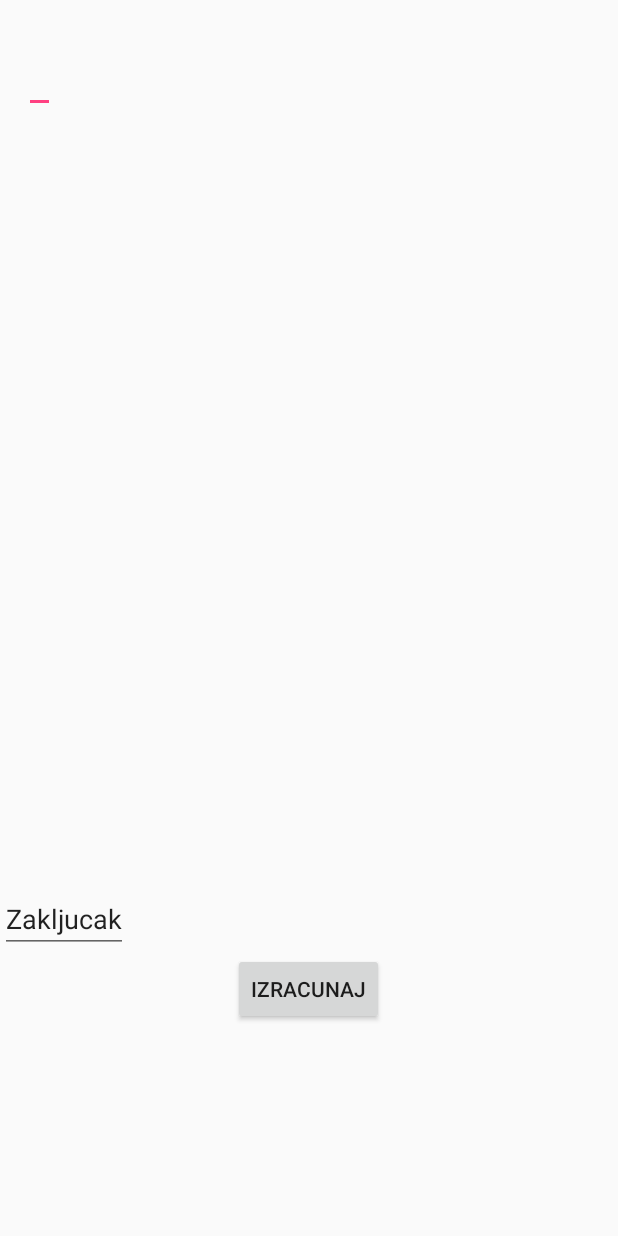
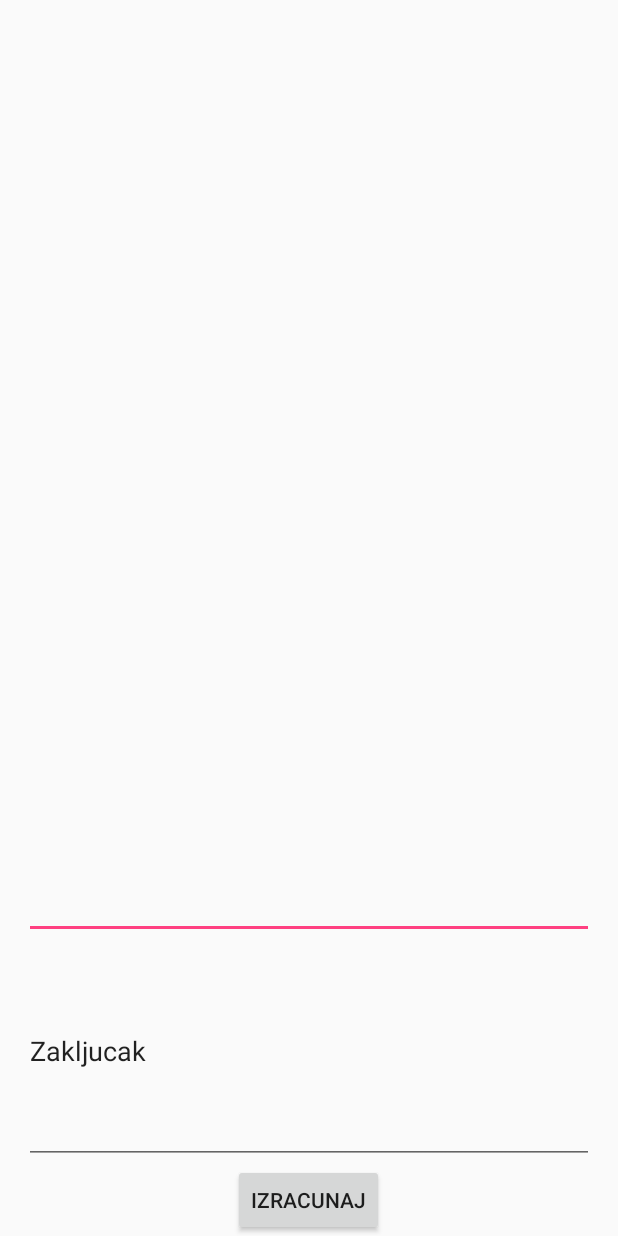
Before and after one commit to silernenad/Faktor_izvesnosti, an Android app: the UnosPravila screen opened directly, with no data from a screen before it, after a tap on "DEFINISITE OPAZANJA I ZAKLJUCAK", on a phone screen of 412 x 824 dp. Run offline under Robolectric (Android 15) with nearby library versions, the phone set to English and light mode, and no system bars; 2 statements that could not run were skipped.

```diff
--- /dev/null
+++ b/app/src/main/java/com/example/user/faktorizvesnosti/Stablo.java
@@ -0,0 +1,35 @@
+package com.example.user.faktorizvesnosti;
+
+
+import java.util.LinkedList;
+import java.util.StringTokenizer;
+
+public class Stablo {
+    private String operacija;
+    public LinkedList<ElemPreduslov> operandi;
+    public LinkedList<Stablo> dete;
+    private int num=0;
+
+
+    public Stablo(){
+        this.operandi= new LinkedList<ElemPreduslov>();
+        this.dete = new LinkedList<Stablo>();
+    }
+
+    public void setOperacija(String s){
+        this.operacija=s;
+    }
+    public void setNum(int a){
+        this.num=a;
+    }
+
+
+
+
+
+    public int getNum(){
+        return num;
+    }
+
+
+}
--- a/app/src/main/res/layout/activity_unos_pravila.xml
+++ b/app/src/main/res/layout/activity_unos_pravila.xml
@@ -6,11 +6,6 @@
     android:layout_height="match_parent" android:fitsSystemWindows="true"
     tools:context="com.example.user.faktorizvesnosti.UnosPravila">
 
-    <android.support.design.widget.AppBarLayout android:layout_height="wrap_content"
-        android:layout_width="match_parent" android:theme="@style/AppTheme.AppBarOverlay">
-
-    </android.support.design.widget.AppBarLayout>
-
     <include layout="@layout/content_unos_pravila" />
 
 </android.support.design.widget.CoordinatorLayout>
--- a/app/src/main/res/layout/content_ostalo.xml
+++ b/app/src/main/res/layout/content_ostalo.xml
@@ -1,30 +1,14 @@
 <?xml version="1.0" encoding="utf-8"?>
 
-<LinearLayout
+<RelativeLayout xmlns:android="http://schemas.android.com/apk/res/android"
+    android:layout_width="match_parent"
+    android:layout_height="match_parent"
+    android:paddingLeft="16dp"
+    android:paddingRight="16dp" >
 
-    xmlns:android="http://schemas.android.com/apk/res/android"
-    android:layout_height="match_parent"
-    android:layout_width="match_parent"
-    android:orientation="vertical"
-    android:gravity="bottom"
-    android:weightSum="1">
 
-    <ScrollView
-        xmlns:android="http://schemas.android.com/apk/res/android"
-        android:layout_height="250dp"
-        android:layout_width="match_parent"
-        android:layout_weight="0.96">
 
-<LinearLayout
 
-    android:layout_width="match_parent"
-    android:layout_height="309dp" android:paddingLeft="@dimen/activity_horizontal_margin"
-    android:paddingRight="@dimen/activity_horizontal_margin"
-    android:paddingTop="@dimen/activity_vertical_margin"
-    android:paddingBottom="@dimen/activity_vertical_margin"
-
-    android:gravity="top"
-    >
 
     <EditText
         android:layout_width="wrap_content"
@@ -37,45 +21,41 @@
         android:layout_alignParentStart="true"
         android:text="Opazanja"
 
-        />
-
-
-</LinearLayout>
-    </ScrollView>
+        android:layout_above="@+id/zakljucakInput" />
 
 
 
-  <LinearLayout
 
-  android:layout_height="234dp"
-  android:layout_width="match_parent"
-  android:orientation="vertical"
-  android:gravity="top">
+
+
+    <Button
+        android:layout_width="wrap_content"
+        android:layout_height="wrap_content"
+        android:scrollbars = "vertical"
+        android:text="Izracunaj"
+        android:id="@+id/button3"
+        android:onClick="onClick"
+        android:layout_gravity="center_horizontal"
+
+        android:layout_alignParentBottom="true"
+        android:layout_centerHorizontal="true"
+        android:foregroundGravity="bottom" />
+
 
 
 
   <EditText
       android:layout_width="wrap_content"
-        android:layout_height="wrap_content"
+      android:layout_height="150dp"
+      android:scrollbars = "vertical"
       android:id="@+id/zakljucakInput"
-        android:layout_centerVertical="true"
       android:layout_alignParentRight="true"
       android:layout_alignParentEnd="true"
       android:layout_alignParentLeft="true"
       android:layout_alignParentStart="true"
-        android:text="Zakljucak" />
+      android:text="Zakljucak"
+      android:layout_above="@+id/button3" />
 
-      <Button
-          android:layout_width="wrap_content"
-          android:layout_height="wrap_content"
-          android:text="Izracunaj"
-          android:id="@+id/button3"
-          android:layout_alignParentBottom="true"
-          android:layout_centerHorizontal="true"
-          android:onClick="onClick"
-          android:layout_gravity="center_horizontal"
 
-          android:layout_marginBottom="10dp" />
 
-</LinearLayout>
-    </LinearLayout>
+</RelativeLayout>
--- a/app/src/main/res/layout/content_unos_pravila.xml
+++ b/app/src/main/res/layout/content_unos_pravila.xml
@@ -31,6 +31,8 @@
         android:layout_alignParentLeft="true"
         android:layout_alignParentStart="true"
         android:text="Pravila"
-        />
+        android:layout_above="@+id/button2"
+        android:layout_alignParentTop="true"
+        android:gravity="top" />
 
 </RelativeLayout>
```
Also changed, not shown: app/src/main/java/com/example/user/faktorizvesnosti/ListaPreduslova2.java (+7 -7 lines), app/src/main/java/com/example/user/faktorizvesnosti/Ostalo.java (+5 -5 lines), app/src/main/java/com/example/user/faktorizvesnosti/Parser.java (+70 -24 lines), app/src/main/java/com/example/user/faktorizvesnosti/Pravilo.java (+67 -0 lines), app/src/main/java/com/example/user/faktorizvesnosti/Resenje.java (+13 -7 lines). Lines whose indentation alone changed are shown as unchanged.
